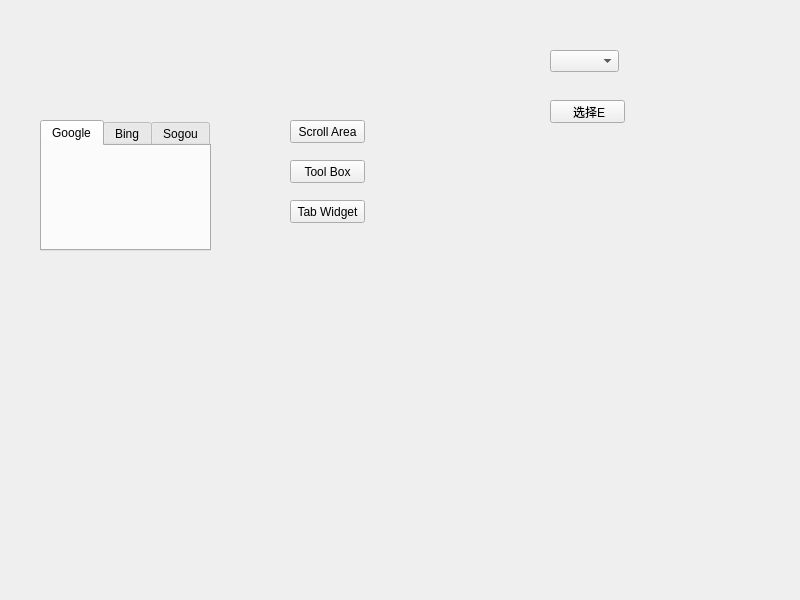
First picture: the form in Qt/PROJ/10_OtherControl/widget.ui, repository nevercatchmeow/cpp_learning, before the edit.
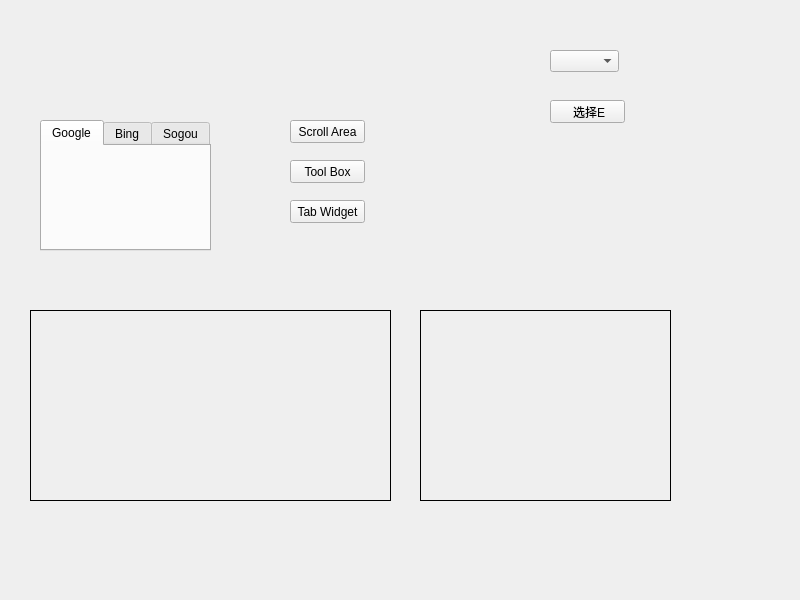
Second picture: the form after the edit.

Diff of the .ui file:
```diff
--- a/Qt/PROJ/10_OtherControl/widget.ui
+++ b/Qt/PROJ/10_OtherControl/widget.ui
@@ -293,11 +293,36 @@
   <widget class="QLabel" name="label">
    <property name="geometry">
     <rect>
-     <x>280</x>
+     <x>30</x>
      <y>310</y>
      <width>361</width>
      <height>191</height>
     </rect>
+   </property>
+   <property name="autoFillBackground">
+    <bool>true</bool>
+   </property>
+   <property name="frameShape">
+    <enum>QFrame::Box</enum>
+   </property>
+   <property name="text">
+    <string/>
+   </property>
+  </widget>
+  <widget class="QLabel" name="label_movie">
+   <property name="geometry">
+    <rect>
+     <x>420</x>
+     <y>310</y>
+     <width>251</width>
+     <height>191</height>
+    </rect>
+   </property>
+   <property name="autoFillBackground">
+    <bool>true</bool>
+   </property>
+   <property name="frameShape">
+    <enum>QFrame::Box</enum>
    </property>
    <property name="text">
     <string/>
```
Left out of the diff: 2 changed lines with no effect on the pictures.
